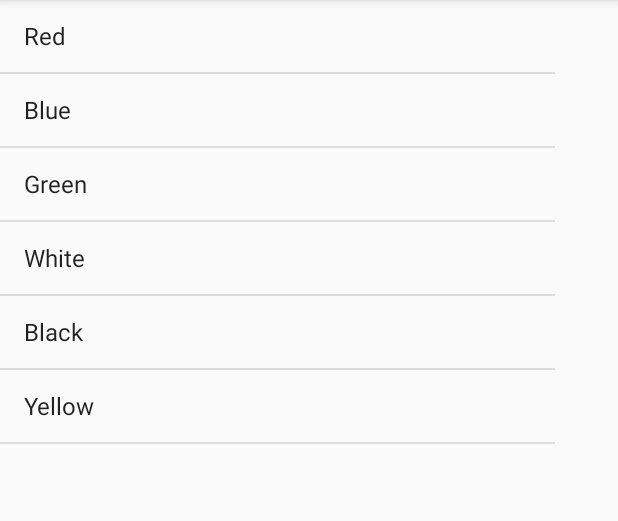
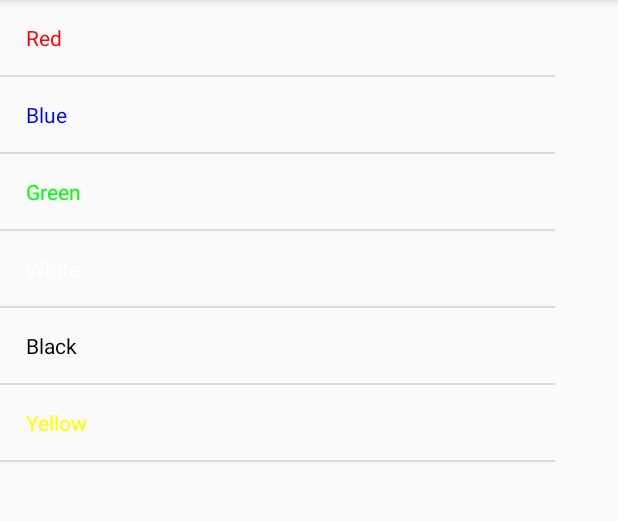
Before and after one commit to marolsi/ListViewPractice, an Android app: the screen it shows after launch (MainActivity), on a phone screen of 412 x 824 dp, the part 84-605 px from its top. Run offline under Robolectric (Android 15) with nearby library versions, the phone set to English and light mode, and no system bars.

Commit message:
Colored cell text

```diff
--- /dev/null
+++ b/app/src/main/java/com/example/listviewpractice/ColorAdapter.java
@@ -0,0 +1,33 @@
+package com.example.listviewpractice;
+
+import android.content.Context;
+import android.view.LayoutInflater;
+import android.view.View;
+import android.view.ViewGroup;
+import android.widget.ArrayAdapter;
+import android.widget.TextView;
+
+import java.util.List;
+
+/**
+ * Created by mariah on 10/21/17.
+ */
+
+public class ColorAdapter extends ArrayAdapter<ColorItem> {
+    public ColorAdapter(Context context, ColorItem[] objects) {
+        super(context, R.layout.color_list_item, objects);
+    }
+
+    @Override
+    public View getView(int position, View convertView, ViewGroup parent) {
+        ColorItem color = getItem(position);
+        convertView = LayoutInflater.from(getContext()).inflate(R.layout.color_list_item, parent, false);
+
+        TextView textViewColor = (TextView) convertView.findViewById(R.id.textViewColor);
+
+        //set the data from the email object
+        textViewColor.setText(color.getName());
+        textViewColor.setTextColor(color.getId());
+        return convertView;
+    }
+}
--- /dev/null
+++ b/app/src/main/java/com/example/listviewpractice/ColorItem.java
@@ -0,0 +1,31 @@
+package com.example.listviewpractice;
+
+/**
+ * Created by mariah on 10/21/17.
+ */
+
+public class ColorItem {
+    private String name;
+    private int id;
+
+    public ColorItem(String name, int id) {
+        this.name = name;
+        this.id = id;
+    }
+
+    public String getName() {
+        return name;
+    }
+
+    public void setName(String name) {
+        this.name = name;
+    }
+
+    public int getId() {
+        return id;
+    }
+
+    public void setId(int id) {
+        this.id = id;
+    }
+}
--- a/app/src/main/java/com/example/listviewpractice/MainActivity.java
+++ b/app/src/main/java/com/example/listviewpractice/MainActivity.java
@@ -11,33 +11,14 @@ import android.widget.ArrayAdapter;
 import android.widget.ListView;
 
 public class MainActivity extends AppCompatActivity {
-
-    String[] colors = {"Red","Blue","Green","White","Black","Yellow"};
+    ColorItem[] colors = {new ColorItem("Red", Color.RED),new ColorItem("Blue", Color.BLUE),new ColorItem("Green", Color.GREEN),
+            new ColorItem("White", Color.WHITE),new ColorItem("Black", Color.BLACK),new ColorItem("Yellow", Color.YELLOW)};
     @Override
     protected void onCreate(Bundle savedInstanceState) {
         super.onCreate(savedInstanceState);
         setContentView(R.layout.activity_main);
-
         ListView listView = (ListView)findViewById(R.id.listView);
-        ArrayAdapter<String> adapter =
-                new ArrayAdapter<String>(this, android.R.layout.simple_list_item_1,
-                        android.R.id.text1, colors);
-
+        ArrayAdapter<ColorItem> adapter = new ColorAdapter(this, colors);
         listView.setAdapter(adapter);
-        listView.setOnItemClickListener(new AdapterView.OnItemClickListener() {
-            @Override
-            public void onItemClick(AdapterView<?> parent, View view, int position, long id) {
-                ColorDrawable c = (ColorDrawable) view.getBackground();
-                if (c != null) {
-                    if (c.getColor() == Color.GRAY) {
-                        view.setBackgroundColor(Color.WHITE);
-                    } else {
-                        view.setBackgroundColor(Color.GRAY);
-                    }
-                } else {
-                    view.setBackgroundColor(Color.WHITE);
-                }
-            }
-        });
     }
 }
--- /dev/null
+++ b/app/src/main/res/layout/color_list_item.xml
@@ -0,0 +1,18 @@
+<?xml version="1.0" encoding="utf-8"?>
+<RelativeLayout xmlns:android="http://schemas.android.com/apk/res/android"
+    android:layout_width="match_parent"
+    android:layout_height="wrap_content">
+
+    <TextView
+        android:id="@+id/textViewColor"
+        android:layout_width="wrap_content"
+        android:layout_height="wrap_content"
+        android:layout_alignParentEnd="true"
+        android:layout_alignParentStart="true"
+        android:layout_alignParentTop="true"
+        android:layout_marginStart="17dp"
+        android:layout_marginBottom="15dp"
+        android:layout_marginTop="15dp"
+        android:text="TextView" />
+
+</RelativeLayout>
```
